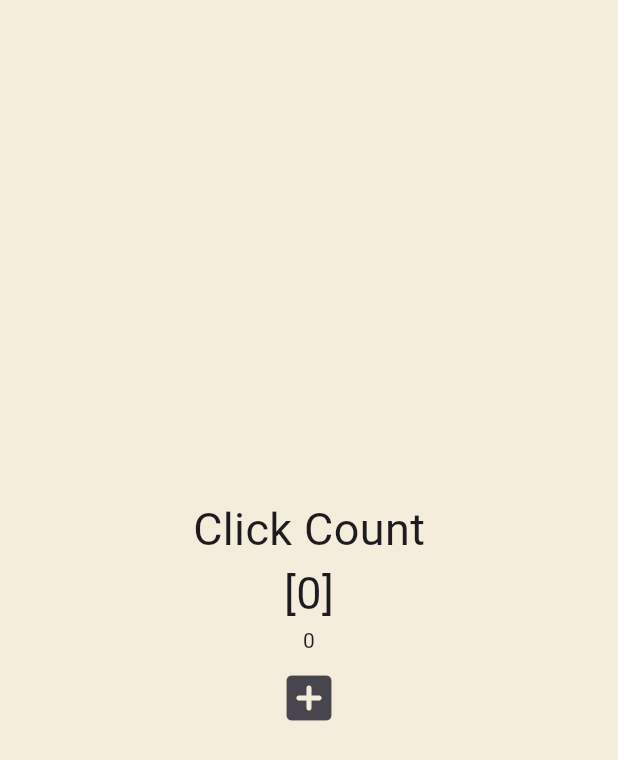
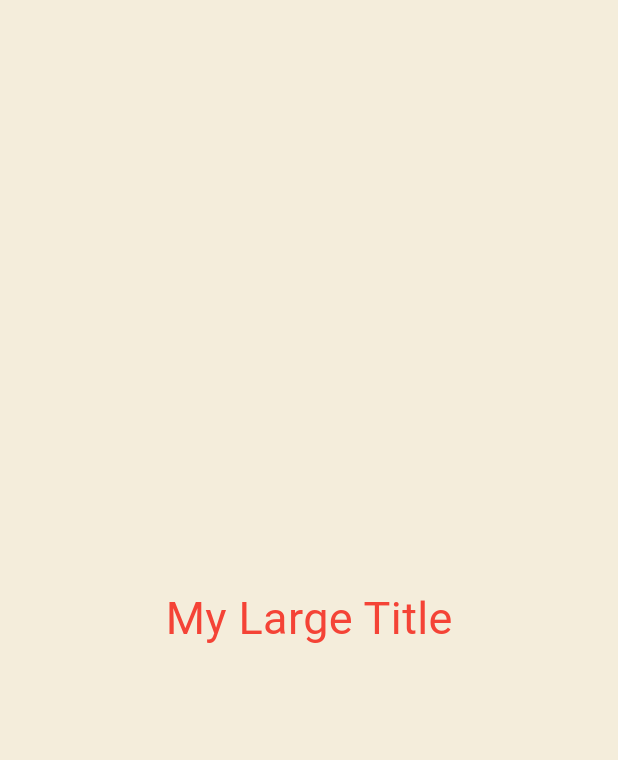
Before and after one commit to Bryson-Joseph/lectures., a Flutter app: the screen it shows after launch, on a phone screen of 412 x 824 dp. Shown: the top 760 px of the screen. Run offline on Flutter 3.47's test engine with Material 3 defaults, Android fonts, the light colour scheme and no system bars.

Commit message:
Build context

```diff
--- a/toonflix/lib/main.dart
+++ b/toonflix/lib/main.dart
@@ -12,37 +12,23 @@
 }
 
 class _AppState extends State<App> {
-  List<int> numbers = [0];
-
-  void onClicked() {
-    setState(() {
-      numbers.add(numbers.length);
-    });
-  }
-
   @override
   Widget build(BuildContext context) {
     return MaterialApp(
-      home: Scaffold(
-        backgroundColor: const Color(0xfff4eddb),
+      theme: ThemeData(
+        textTheme: const TextTheme(
+          titleLarge: TextStyle(
+            color: Colors.red,
+          ),
+        ),
+      ),
+      home: const Scaffold(
+        backgroundColor: Color(0xFFF4EDDB),
         body: Center(
           child: Column(
             mainAxisAlignment: MainAxisAlignment.center,
             children: [
-              const Text(
-                'Click Count',
-                style: TextStyle(fontSize: 30),
-              ),
-              Text(
-                '$numbers',
-                style: const TextStyle(fontSize: 30),
-              ),
-              for (var n in numbers) Text('$n'),
-              IconButton(
-                iconSize: 40,
-                onPressed: onClicked,
-                icon: const Icon(Icons.add_box_rounded),
-              ),
+              MyLargeTitle(),
             ],
           ),
         ),
@@ -50,3 +36,20 @@
     );
   }
 }
+
+class MyLargeTitle extends StatelessWidget {
+  const MyLargeTitle({
+    Key? key,
+  }) : super(key: key);
+
+  @override
+  Widget build(BuildContext context) {
+    return Text(
+      'My Large Title',
+      style: TextStyle(
+        fontSize: 30,
+        color: Theme.of(context).textTheme.titleLarge?.color,
+      ),
+    );
+  }
+}
```
